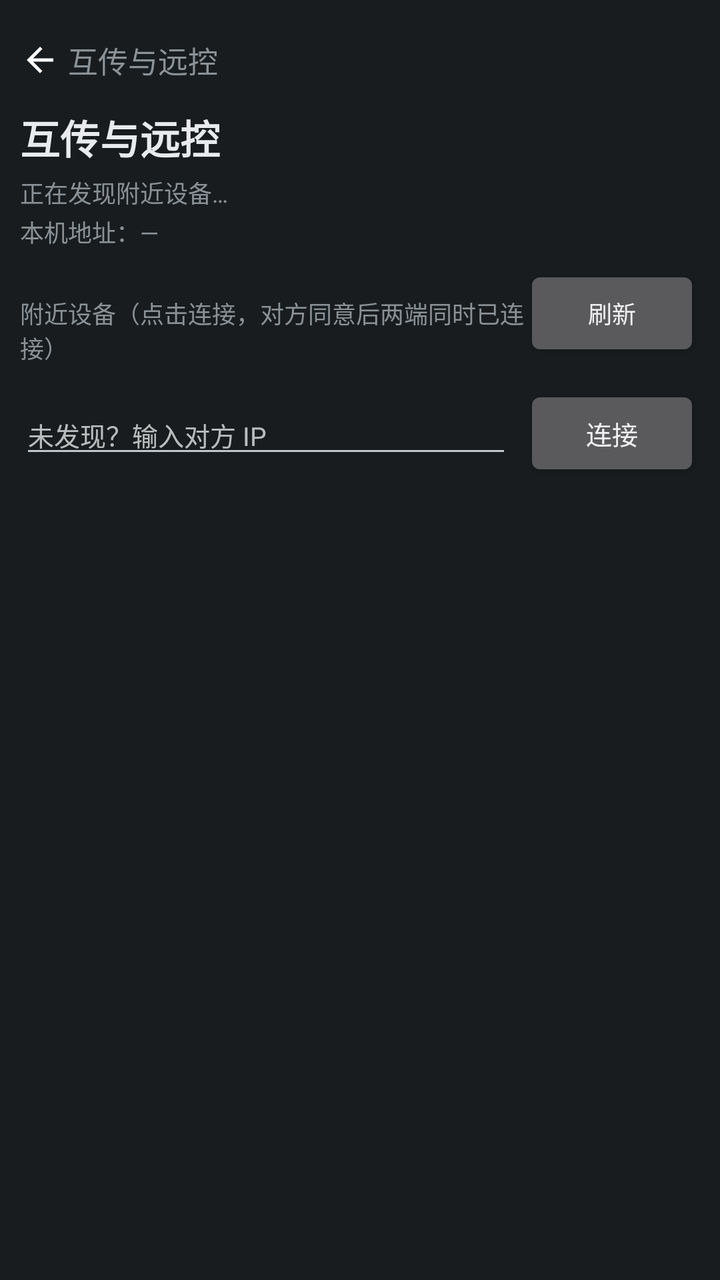
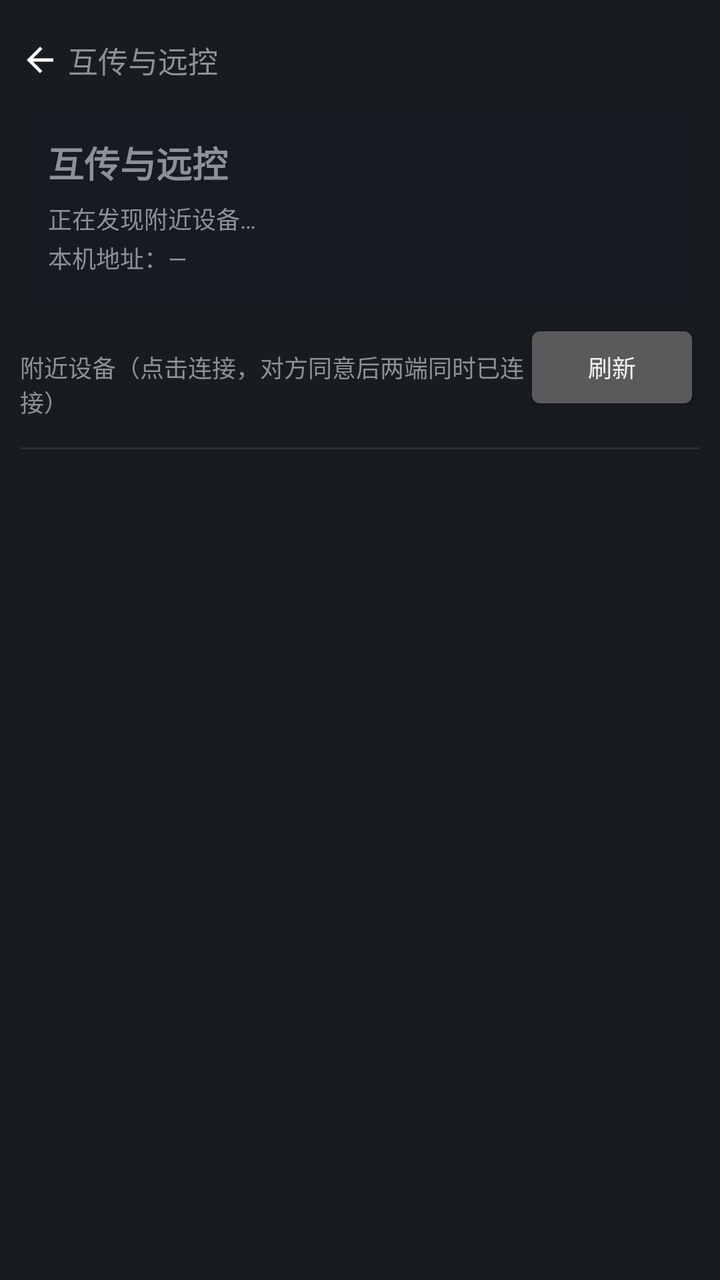

Screens rendered from an Android XML layout before and after an edit, with the pre-edit source and the edit as a unified diff.
<!-- AndroidManifest.xml: application theme android:Theme.DeviceDefault.NoActionBar -->
<!-- res/layout/page_lan.xml -->
<?xml version="1.0" encoding="utf-8"?>
<FrameLayout xmlns:android="http://schemas.android.com/apk/res/android"
    android:layout_width="match_parent"
    android:layout_height="match_parent"
    android:tag="bg">

    <ScrollView
        android:layout_width="match_parent"
        android:layout_height="match_parent"
        android:scrollbars="none">
        <LinearLayout
            android:layout_width="match_parent"
            android:layout_height="wrap_content"
            android:orientation="vertical"
            android:padding="10dp">

            
            <FrameLayout
                android:id="@+id/player_slot"
                android:layout_width="match_parent"
                android:layout_height="wrap_content" />

            
            <LinearLayout
                android:id="@+id/lan_back"
                android:layout_width="wrap_content"
                android:layout_height="40dp"
                android:orientation="horizontal"
                android:gravity="center_vertical"
                android:clickable="true"
                android:focusable="true">
                <ImageView
                    android:layout_width="20dp"
                    android:layout_height="20dp"
                    android:src="@drawable/ic_back"
                    android:tag="icon" />
                <TextView
                    android:layout_width="wrap_content"
                    android:layout_height="wrap_content"
                    android:text="互传与远控"
                    android:tag="text"
                    android:textSize="15sp"
                    android:layout_marginStart="4dp" />
            </LinearLayout>

            <TextView
                android:layout_width="wrap_content"
                android:layout_height="wrap_content"
                android:text="互传与远控"
                android:textColor="#e8eaed"
                android:textSize="20sp"
                android:textStyle="bold"
                android:layout_marginTop="4dp" />
            <TextView
                android:id="@+id/lan_status"
                android:layout_width="match_parent"
                android:layout_height="wrap_content"
                android:text="正在发现附近设备…"
                android:tag="dim"
                android:textSize="12sp"
                android:layout_marginTop="4dp" />
            <TextView
                android:id="@+id/lan_local_ip"
                android:layout_width="match_parent"
                android:layout_height="wrap_content"
                android:text="本机地址：—"
                android:tag="dim"
                android:textSize="12sp"
                android:layout_marginTop="2dp" />

            
            <LinearLayout
                android:id="@+id/lan_discovery"
                android:layout_width="match_parent"
                android:layout_height="wrap_content"
                android:orientation="vertical"
                android:layout_marginTop="8dp">

                <LinearLayout
                    android:layout_width="match_parent"
                    android:layout_height="wrap_content"
                    android:orientation="horizontal">

                    <TextView
                        android:layout_width="0dp"
                        android:layout_height="wrap_content"
                        android:layout_weight="1"
                        android:text="附近设备（点击连接，对方同意后两端同时已连接）"
                        android:tag="dim"
                        android:textSize="12sp" />
                    <Button
                        android:id="@+id/lan_find_devices"
                        android:layout_width="wrap_content"
                        android:layout_height="wrap_content"
                        android:text="刷新"
                        android:textSize="12sp" />
                </LinearLayout>

                <LinearLayout
                    android:id="@+id/lan_device_list"
                    android:layout_width="match_parent"
                    android:layout_height="wrap_content"
                    android:orientation="vertical"
                    android:layout_marginTop="6dp" />

                <LinearLayout
                    android:layout_width="match_parent"
                    android:layout_height="wrap_content"
                    android:orientation="horizontal"
                    android:layout_marginTop="6dp">
                    <EditText
                        android:id="@+id/lan_manual_ip"
                        android:layout_width="0dp"
                        android:layout_height="wrap_content"
                        android:layout_weight="1"
                        android:hint="未发现？输入对方 IP"
                        android:inputType="text"
                        android:textSize="13sp"
                        android:singleLine="true" />
                    <Button
                        android:id="@+id/lan_manual_connect"
                        android:layout_width="wrap_content"
                        android:layout_height="wrap_content"
                        android:text="连接"
                        android:textSize="13sp"
                        android:layout_marginStart="6dp" />
                </LinearLayout>
            </LinearLayout>

            <ProgressBar
                android:id="@+id/lan_pairing"
                android:layout_width="match_parent"
                android:layout_height="wrap_content"
                android:indeterminate="true"
                android:visibility="gone"
                android:layout_marginTop="8dp" />
            
            <LinearLayout
                android:id="@+id/lan_ops"
                android:layout_width="match_parent"
                android:layout_height="wrap_content"
                android:orientation="vertical"
                android:visibility="gone"
                android:layout_marginTop="8dp">

                <LinearLayout
                    android:layout_width="match_parent"
                    android:layout_height="wrap_content"
                    android:orientation="horizontal">
                    <TextView
                        android:id="@+id/lan_selected_name"
                        android:layout_width="0dp"
                        android:layout_height="wrap_content"
                        android:layout_weight="1"
                        android:text="已连接"
                        android:textColor="#e8eaed"
                        android:textSize="15sp"
                        android:textStyle="bold" />
                    <Button
                        android:id="@+id/lan_disconnect"
                        android:layout_width="wrap_content"
                        android:layout_height="wrap_content"
                        android:text="断开"
                        android:textSize="12sp" />
                </LinearLayout>

                <LinearLayout
                    android:layout_width="match_parent"
                    android:layout_height="wrap_content"
                    android:orientation="horizontal"
                    android:layout_marginTop="6dp">
                        <Button
                            android:id="@+id/lan_btn_files"
                            android:layout_width="0dp"
                            android:layout_height="wrap_content"
                            android:layout_weight="1"
                            android:text="查看文件"
                            android:textSize="12sp" />
                        <Button
                            android:id="@+id/lan_btn_upload"
                            android:layout_width="0dp"
                            android:layout_height="wrap_content"
                            android:layout_weight="1"
                            android:text="发送文件"
                            android:textSize="12sp"
                            android:layout_marginStart="6dp" />
                        <Button
                            android:id="@+id/lan_btn_control"
                            android:layout_width="0dp"
                            android:layout_height="wrap_content"
                            android:layout_weight="1"
                            android:text="远程控制"
                            android:textSize="12sp"
                            android:layout_marginStart="6dp" />
                    </LinearLayout>

                    
                    <LinearLayout
                        android:id="@+id/lan_file_bar"
                        android:layout_width="match_parent"
                        android:layout_height="wrap_content"
                        android:orientation="horizontal"
                        android:gravity="center_vertical"
                        android:visibility="gone"
                        android:layout_marginTop="6dp">
                        <TextView
                            android:id="@+id/lan_breadcrumb"
                            android:layout_width="0dp"
                            android:layout_height="wrap_content"
                            android:layout_weight="1"
                            android:text="共享目录"
                            android:tag="dim"
                            android:textSize="12sp" />
                        <TextView
                            android:id="@+id/lan_dir_up"
                            android:layout_width="wrap_content"
                            android:layout_height="wrap_content"
                            android:text="上级"
                            android:textColor="#f97316"
                            android:textSize="12sp"
                            android:padding="6dp" />
                    </LinearLayout>

                    
                    <LinearLayout
                        android:id="@+id/lan_file_list"
                        android:layout_width="match_parent"
                        android:layout_height="wrap_content"
                        android:orientation="vertical"
                        android:visibility="gone"
                        android:layout_marginTop="4dp" />

                    
                    <LinearLayout
                        android:id="@+id/lan_control_panel"
                        android:layout_width="match_parent"
                        android:layout_height="wrap_content"
                        android:orientation="vertical"
                        android:visibility="gone"
                        android:layout_marginTop="6dp">
                        <ImageView
                            android:id="@+id/lan_screen"
                            android:layout_width="match_parent"
                            android:layout_height="260dp"
                            android:background="#000000"
                            android:scaleType="fitCenter"
                            android:contentDescription="对方屏幕" />
                        <LinearLayout
                            android:layout_width="match_parent"
                            android:layout_height="wrap_content"
                            android:orientation="horizontal"
                            android:layout_marginTop="8dp">
                                <Button
                                    android:id="@+id/lan_key_back"
                                    android:layout_width="0dp"
                                    android:layout_height="wrap_content"
                                    android:layout_weight="1"
                                    android:text="返回"
                                    android:textSize="12sp" />
                                <Button
                                    android:id="@+id/lan_key_home"
                                    android:layout_width="0dp"
                                    android:layout_height="wrap_content"
                                    android:layout_weight="1"
                                    android:text="主页"
                                    android:textSize="12sp"
                                    android:layout_marginStart="6dp" />
                                <Button
                                    android:id="@+id/lan_key_recent"
                                    android:layout_width="0dp"
                                    android:layout_height="wrap_content"
                                    android:layout_weight="1"
                                    android:text="多任务"
                                    android:textSize="12sp"
                                    android:layout_marginStart="6dp" />
                                <Button
                                    android:id="@+id/lan_fullscreen"
                                    android:layout_width="0dp"
                                    android:layout_height="wrap_content"
                                    android:layout_weight="1"
                                    android:text="全屏"
                                    android:textSize="12sp"
                                    android:layout_marginStart="6dp" />
                                <Button
                                    android:id="@+id/lan_control_stop"
                                    android:layout_width="0dp"
                                    android:layout_height="wrap_content"
                                    android:layout_weight="1"
                                    android:text="停止"
                                    android:textSize="12sp"
                                    android:layout_marginStart="6dp" />
                        </LinearLayout>
                        </LinearLayout>

                    
                    <LinearLayout
                        android:layout_width="match_parent"
                        android:layout_height="wrap_content"
                        android:orientation="vertical"
                        android:background="#171a21"
                        android:tag="card"
                        android:padding="14dp"
                        android:layout_marginTop="18dp">
                        <TextView
                            android:layout_width="wrap_content"
                            android:layout_height="wrap_content"
                            android:text="让电脑控制本手机"
                            android:textColor="#e8eaed"
                            android:textSize="14sp"
                            android:textStyle="bold" />
                        <TextView
                            android:layout_width="match_parent"
                            android:layout_height="wrap_content"
                            android:text="需授权屏幕共享，并开启「全能工具箱」无障碍服务（设置 → 无障碍）"
                            android:tag="dim"
                            android:textSize="11sp"
                            android:layout_marginTop="4dp" />
                        <LinearLayout
                            android:layout_width="match_parent"
                            android:layout_height="wrap_content"
                            android:orientation="horizontal"
                            android:layout_marginTop="6dp">
                            <Button
                                android:id="@+id/lan_enable_control"
                                android:layout_width="0dp"
                                android:layout_height="wrap_content"
                                android:layout_weight="1"
                                android:text="授权屏幕共享"
                                android:textSize="12sp" />
                            <Button
                                android:id="@+id/lan_open_accessibility"
                                android:layout_width="0dp"
                                android:layout_height="wrap_content"
                                android:layout_weight="1"
                                android:text="开启无障碍服务"
                                android:textSize="12sp"
                                android:layout_marginStart="8dp" />
                        </LinearLayout>
                    </LinearLayout>

                    <TextView
                        android:layout_width="match_parent"
                        android:layout_height="wrap_content"
                        android:text="全程局域网直连 · 不消耗移动流量"
                        android:tag="dim"
                        android:textSize="11sp"
                        android:gravity="center"
                        android:paddingTop="10dp" />
                </LinearLayout>
        </LinearLayout>
    </ScrollView>

    
    <FrameLayout
        android:id="@+id/lan_fullscreen_host"
        android:layout_width="match_parent"
        android:layout_height="match_parent"
        android:background="#000000"
        android:visibility="gone">
        <ImageView
            android:id="@+id/lan_screen_full"
            android:layout_width="match_parent"
            android:layout_height="match_parent"
            android:background="#000000"
            android:scaleType="fitCenter"
            android:contentDescription="对方屏幕（全屏）" />
        <Button
            android:id="@+id/lan_fullscreen_exit"
            android:layout_width="wrap_content"
            android:layout_height="wrap_content"
            android:layout_gravity="top|end"
            android:layout_margin="12dp"
            android:text="退出全屏"
            android:textSize="12sp" />
    </FrameLayout>
</FrameLayout>
<!-- resources referenced by this layout -->
<resources>
  <!-- drawable ic_back (drawable) -->
  <?xml version="1.0" encoding="utf-8"?>
  <vector xmlns:android="http://schemas.android.com/apk/res/android"
      android:width="24dp"
      android:height="24dp"
      android:viewportWidth="24"
      android:viewportHeight="24">
      <path
          android:fillColor="#FFFFFFFF"
          android:pathData="M20,11H7.83l5.59,-5.59L12,4l-8,8 8,8 1.41,-1.41L7.83,13H20v-2z" />
  </vector>
</resources>

<!-- the commit's change to res/layout/page_lan.xml (unified diff, before → after) -->
@@ -1,4 +1,5 @@
 <?xml version="1.0" encoding="utf-8"?>
+
 <FrameLayout xmlns:android="http://schemas.android.com/apk/res/android"
     android:layout_width="match_parent"
     android:layout_height="match_parent"
@@ -43,30 +44,39 @@
                     android:layout_marginStart="4dp" />
             </LinearLayout>
 
-            <TextView
-                android:layout_width="wrap_content"
+            
+            <LinearLayout
+                android:layout_width="match_parent"
                 android:layout_height="wrap_content"
-                android:text="互传与远控"
-                android:textColor="#e8eaed"
-                android:textSize="20sp"
-                android:textStyle="bold"
-                android:layout_marginTop="4dp" />
-            <TextView
-                android:id="@+id/lan_status"
-                android:layout_width="match_parent"
-                android:layout_height="wrap_content"
-                android:text="正在发现附近设备…"
-                android:tag="dim"
-                android:textSize="12sp"
-                android:layout_marginTop="4dp" />
-            <TextView
-                android:id="@+id/lan_local_ip"
-                android:layout_width="match_parent"
-                android:layout_height="wrap_content"
-                android:text="本机地址：—"
-                android:tag="dim"
-                android:textSize="12sp"
-                android:layout_marginTop="2dp" />
+                android:orientation="vertical"
+                android:background="#171a21"
+                android:tag="card"
+                android:padding="14dp"
+                android:layout_marginTop="4dp">
+                <TextView
+                    android:layout_width="wrap_content"
+                    android:layout_height="wrap_content"
+                    android:text="互传与远控"
+                    android:tag="text"
+                    android:textSize="18sp"
+                    android:textStyle="bold" />
+                <TextView
+                    android:id="@+id/lan_status"
+                    android:layout_width="match_parent"
+                    android:layout_height="wrap_content"
+                    android:text="正在发现附近设备…"
+                    android:tag="dim"
+                    android:textSize="12sp"
+                    android:layout_marginTop="6dp" />
+                <TextView
+                    android:id="@+id/lan_local_ip"
+                    android:layout_width="match_parent"
+                    android:layout_height="wrap_content"
+                    android:text="本机地址：—"
+                    android:tag="dim"
+                    android:textSize="12sp"
+                    android:layout_marginTop="2dp" />
+            </LinearLayout>
 
             
             <LinearLayout
@@ -93,6 +103,7 @@
                         android:layout_width="wrap_content"
                         android:layout_height="wrap_content"
                         android:text="刷新"
+                        android:tag="soft"
                         android:textSize="12sp" />
                 </LinearLayout>
 
@@ -103,28 +114,12 @@
                     android:orientation="vertical"
                     android:layout_marginTop="6dp" />
 
-                <LinearLayout
-                    android:layout_width="match_parent"
-                    android:layout_height="wrap_content"
-                    android:orientation="horizontal"
-                    android:layout_marginTop="6dp">
-                    <EditText
-                        android:id="@+id/lan_manual_ip"
-                        android:layout_width="0dp"
-                        android:layout_height="wrap_content"
-                        android:layout_weight="1"
-                        android:hint="未发现？输入对方 IP"
-                        android:inputType="text"
-                        android:textSize="13sp"
-                        android:singleLine="true" />
-                    <Button
-                        android:id="@+id/lan_manual_connect"
-                        android:layout_width="wrap_content"
-                        android:layout_height="wrap_content"
-                        android:text="连接"
-                        android:textSize="13sp"
-                        android:layout_marginStart="6dp" />
-                </LinearLayout>
+                <View
+                    android:layout_width="match_parent"
+                    android:layout_height="1dp"
+                    android:background="#2a2e38"
+                    android:tag="divider"
+                    android:layout_marginTop="10dp" />
             </LinearLayout>
 
             <ProgressBar
@@ -161,6 +156,7 @@
                         android:layout_width="wrap_content"
                         android:layout_height="wrap_content"
                         android:text="断开"
+                        android:tag="soft"
                         android:textSize="12sp" />
                 </LinearLayout>
 
@@ -175,6 +171,7 @@
                             android:layout_height="wrap_content"
                             android:layout_weight="1"
                             android:text="查看文件"
+                            android:tag="soft"
                             android:textSize="12sp" />
                         <Button
                             android:id="@+id/lan_btn_upload"
@@ -182,6 +179,7 @@
                             android:layout_height="wrap_content"
                             android:layout_weight="1"
                             android:text="发送文件"
+                            android:tag="soft"
                             android:textSize="12sp"
                             android:layout_marginStart="6dp" />
                         <Button
@@ -190,6 +188,7 @@
                             android:layout_height="wrap_content"
                             android:layout_weight="1"
                             android:text="远程控制"
+                            android:tag="accent_bg"
                             android:textSize="12sp"
                             android:layout_marginStart="6dp" />
                     </LinearLayout>
@@ -256,14 +255,16 @@
                                     android:layout_height="wrap_content"
                                     android:layout_weight="1"
                                     android:text="返回"
-                                    android:textSize="12sp" />
+                                    android:tag="soft"
+                        android:textSize="12sp" />
                                 <Button
                                     android:id="@+id/lan_key_home"
                                     android:layout_width="0dp"
                                     android:layout_height="wrap_content"
                                     android:layout_weight="1"
                                     android:text="主页"
-                                    android:textSize="12sp"
+                                    android:tag="soft"
+                        android:textSize="12sp"
                                     android:layout_marginStart="6dp" />
                                 <Button
                                     android:id="@+id/lan_key_recent"
@@ -271,7 +272,8 @@
                                     android:layout_height="wrap_content"
                                     android:layout_weight="1"
                                     android:text="多任务"
-                                    android:textSize="12sp"
+                                    android:tag="soft"
+                        android:textSize="12sp"
                                     android:layout_marginStart="6dp" />
                                 <Button
                                     android:id="@+id/lan_fullscreen"
@@ -279,7 +281,8 @@
                                     android:layout_height="wrap_content"
                                     android:layout_weight="1"
                                     android:text="全屏"
-                                    android:textSize="12sp"
+                                    android:tag="soft"
+                        android:textSize="12sp"
                                     android:layout_marginStart="6dp" />
                                 <Button
                                     android:id="@+id/lan_control_stop"
@@ -287,7 +290,8 @@
                                     android:layout_height="wrap_content"
                                     android:layout_weight="1"
                                     android:text="停止"
-                                    android:textSize="12sp"
+                                    android:tag="soft"
+                        android:textSize="12sp"
                                     android:layout_marginStart="6dp" />
                         </LinearLayout>
                         </LinearLayout>
@@ -326,14 +330,16 @@
                                 android:layout_height="wrap_content"
                                 android:layout_weight="1"
                                 android:text="授权屏幕共享"
-                                android:textSize="12sp" />
+                                android:tag="soft"
+                        android:textSize="12sp" />
                             <Button
                                 android:id="@+id/lan_open_accessibility"
                                 android:layout_width="0dp"
                                 android:layout_height="wrap_content"
                                 android:layout_weight="1"
                                 android:text="开启无障碍服务"
-                                android:textSize="12sp"
+                                android:tag="soft"
+                        android:textSize="12sp"
                                 android:layout_marginStart="8dp" />
                         </LinearLayout>
                     </LinearLayout>
@@ -371,6 +377,7 @@
             android:layout_gravity="top|end"
             android:layout_margin="12dp"
             android:text="退出全屏"
-            android:textSize="12sp" />
+            android:tag="soft"
+                        android:textSize="12sp" />
     </FrameLayout>
 </FrameLayout>
